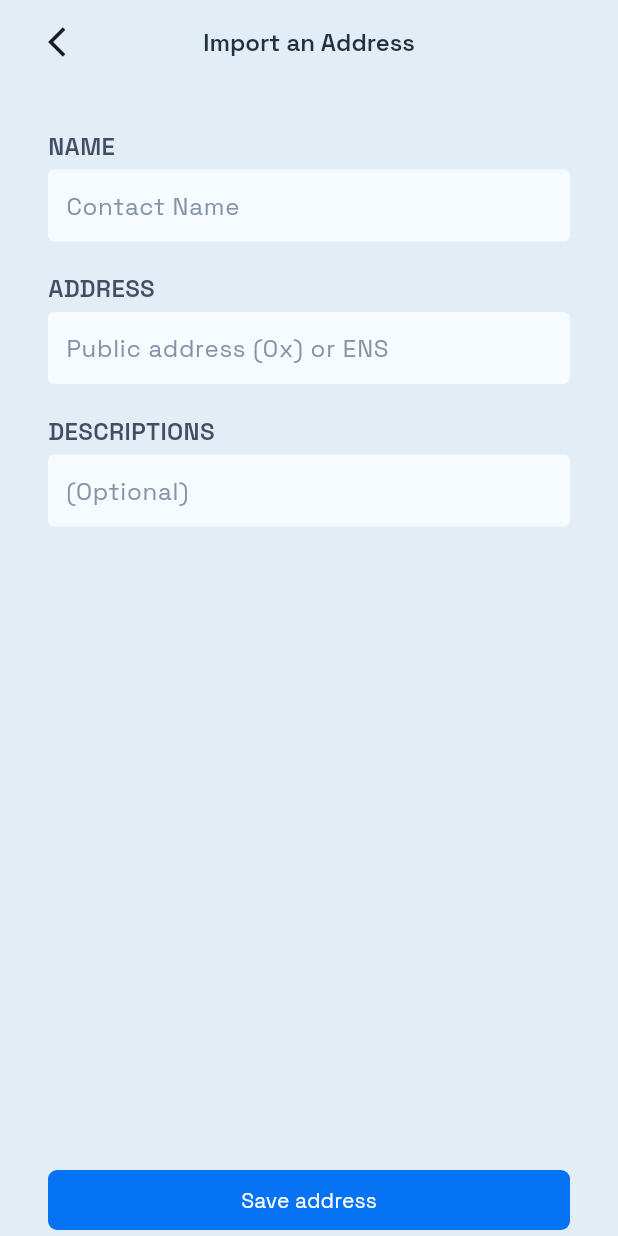
After one commit to daksh0110/chat_app, a Flutter app: the screen it shows after launch, after a tap on "import an address", on a phone screen of 412 x 824 dp. The commit adds this screen. Run offline on Flutter 3.47's test engine with Material 3 defaults, Android fonts, the phone set to English and light mode, and no system bars; our stand-ins replace dotted_border.

Commit message:
created import address screen

```diff
--- /dev/null
+++ b/lib/screens/import_address_screem.dart
@@ -0,0 +1,79 @@
+import 'package:chat_app/theme/app_colors.dart';
+import 'package:chat_app/widgets/app_text.dart';
+import 'package:chat_app/widgets/primary_button.dart';
+import 'package:chat_app/widgets/primary_input.dart';
+import 'package:flutter/material.dart';
+
+class ImportAddressScreem extends StatelessWidget {
+  const ImportAddressScreem({super.key});
+
+  @override
+  Widget build(BuildContext context) {
+    return Scaffold(
+      appBar: PreferredSize(
+        preferredSize: const Size.fromHeight(kToolbarHeight),
+        child: Padding(
+          padding: const EdgeInsets.symmetric(horizontal: 16),
+          child: AppBar(
+            backgroundColor: Colors.transparent,
+            elevation: 0,
+            leading: IconButton(
+              onPressed: () => Navigator.of(context).pop(),
+              icon: const Icon(Icons.arrow_back_ios),
+            ),
+            centerTitle: true,
+            title: const AppText(
+              "Import an Address",
+              color: AppColors.textMediumColor,
+              fontSize: 16,
+              fontWeight: FontWeight.w600,
+              textAlign: TextAlign.center,
+            ),
+          ),
+        ),
+      ),
+      body: SafeArea(
+        child: Padding(
+          padding: const EdgeInsets.symmetric(horizontal: 32),
+          child: Column(
+            crossAxisAlignment: CrossAxisAlignment.start,
+
+            children: [
+              Column(
+                crossAxisAlignment: CrossAxisAlignment.start,
+                children: [
+                  const SizedBox(height: 30),
+                  const AppText(
+                    "NAME",
+                    color: AppColors.secondaryColor,
+                    fontWeight: FontWeight.w600,
+                  ),
+                  const SizedBox(height: 4),
+                  PrimaryInput(placeholderText: "Contact Name"),
+                  const SizedBox(height: 20),
+                  const AppText(
+                    "ADDRESS",
+                    color: AppColors.secondaryColor,
+                    fontWeight: FontWeight.w600,
+                  ),
+                  const SizedBox(height: 4),
+                  PrimaryInput(placeholderText: "Public address (0x) or ENS"),
+                  const SizedBox(height: 20),
+                  const AppText(
+                    "DESCRIPTIONS",
+                    color: AppColors.secondaryColor,
+                    fontWeight: FontWeight.w600,
+                  ),
+                  const SizedBox(height: 4),
+                  PrimaryInput(placeholderText: "(Optional)"),
+                ],
+              ),
+              const Spacer(),
+              const PrimaryButton(text: "Save address"),
+            ],
+          ),
+        ),
+      ),
+    );
+  }
+}
--- a/lib/widgets/homescreen/chat_list.dart
+++ b/lib/widgets/homescreen/chat_list.dart
@@ -1,5 +1,6 @@
 import 'dart:io';
 
+import 'package:chat_app/screens/import_address_screem.dart';
 import 'package:chat_app/theme/app_colors.dart';
 import 'package:chat_app/widgets/app_text.dart';
 import 'package:chat_app/widgets/popUp_modal.dart';
@@ -49,6 +50,13 @@ class _ChatListState extends State<ChatList> {
             const AppText("or", color: AppColors.placeholderTextColor),
             const SizedBox(height: 10),
             GestureDetector(
+              onTap: () {
+                Navigator.of(context).push(
+                  MaterialPageRoute<void>(
+                    builder: (context) => const ImportAddressScreem(),
+                  ),
+                );
+              },
               child: AppText(
                 "import an address",
                 color: AppColors.primaryColor,
```
